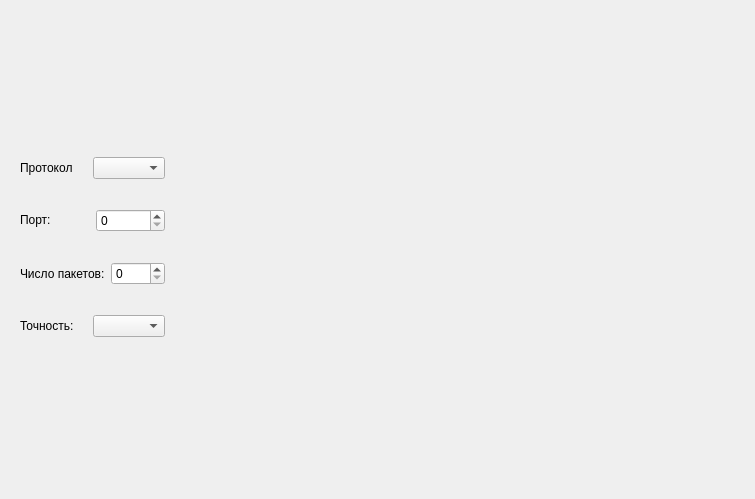
First picture: the form in gui/forms/recvtimestampwidget.ui, repository OSLL/Linux_FreeBSD_networking_perf, before the edit.
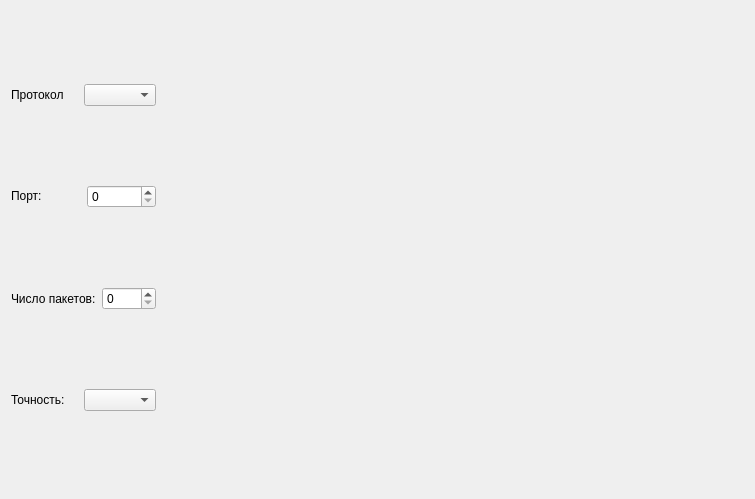
Second picture: the form after the edit.

Commit message: fix: recv timestamp ui control layout move to top

The edit to the form file:
```diff
--- a/gui/forms/recvtimestampwidget.ui
+++ b/gui/forms/recvtimestampwidget.ui
@@ -19,15 +19,6 @@
      <property name="spacing">
       <number>6</number>
      </property>
-     <item>
-      <widget class="QWidget" name="controlWidget" native="true">
-       <property name="maximumSize">
-        <size>
-         <width>16777215</width>
-         <height>250</height>
-        </size>
-       </property>
-       <layout class="QVBoxLayout" name="verticalLayout">
         <item>
          <layout class="QHBoxLayout" name="protocolLayout">
           <item>
@@ -107,9 +98,6 @@
         <item>
          <layout class="QVBoxLayout" name="startStopLayout"/>
         </item>
-       </layout>
-      </widget>
-     </item>
     </layout>
    </item>
    <item>
```
The commit also changes 1 other file.
